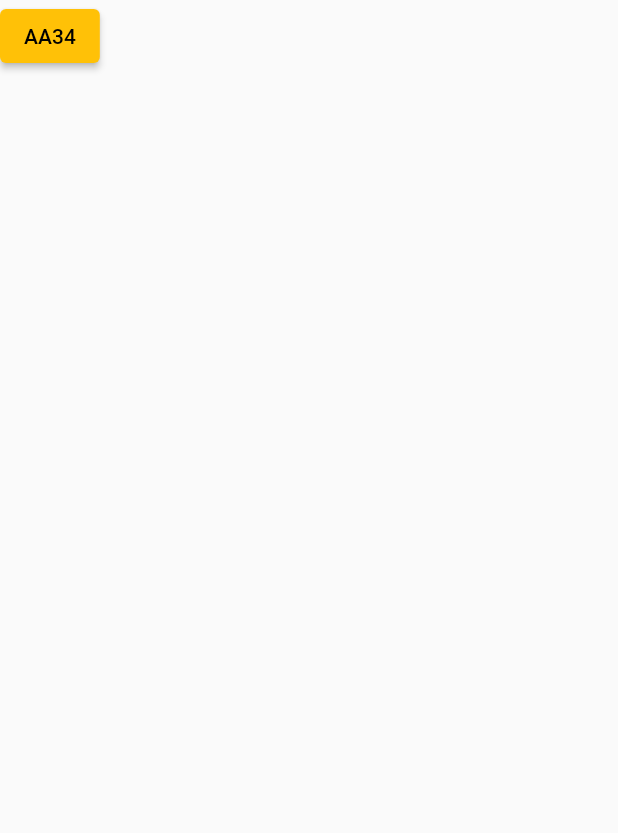
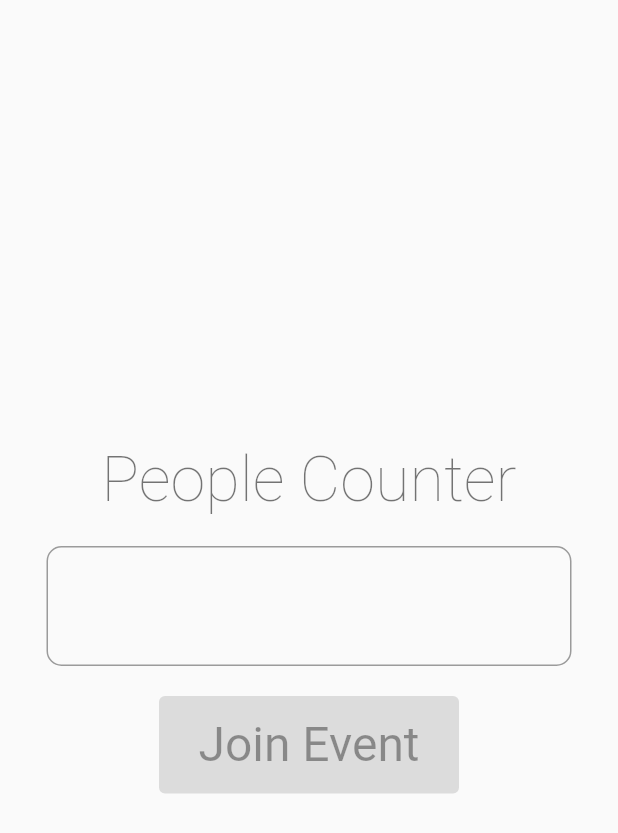
Before and after one commit to ImperialOctopus/people-counter, a Flutter app: the screen it shows after launch, on a phone screen of 412 x 824 dp. Shown: the top 833 px of the screen. Run offline on Flutter 3.47's test engine with Material 2 defaults, Android fonts, the light colour scheme and no system bars; our stand-ins replace cloud_firestore, equatable, firebase_core, flutter_bloc; accounts and stored records are empty.

Commit message:
Add room select screen

```diff
--- a/lib/bloc/room/room_bloc.dart
+++ b/lib/bloc/room/room_bloc.dart
@@ -28,7 +28,7 @@ class RoomBloc extends Bloc<RoomEvent, RoomState> {
 
       yield InRoom(roomService, title, placeNames);
     } catch (e) {
-      yield RoomLoadError(e);
+      yield RoomLoadError();
     }
   }
 }
--- a/lib/bloc/room/room_state.dart
+++ b/lib/bloc/room/room_state.dart
@@ -32,7 +32,7 @@ class InRoom extends RoomState {
 class RoomLoadError extends RoomState {
   final String message;
 
-  const RoomLoadError(this.message);
+  const RoomLoadError([this.message]);
 
   @override
   List<Object> get props => [message];
--- /dev/null
+++ b/lib/config.dart
@@ -0,0 +1,6 @@
+const String appTitle = 'People Counter';
+
+// If false, displays a room code text box to enter the room.
+const bool presetRoom = false;
+// Preset room to join if presetRoom is true.
+const String presetName = 'tring_together';
--- /dev/null
+++ b/lib/extension/lowercase_text_formatter.dart
@@ -0,0 +1,12 @@
+import 'package:flutter/services.dart';
+
+class LowercaseTextFormatter extends TextInputFormatter {
+  @override
+  TextEditingValue formatEditUpdate(
+      TextEditingValue oldValue, TextEditingValue newValue) {
+    return TextEditingValue(
+      text: newValue.text.toLowerCase().replaceAll(' ', ''),
+      selection: newValue.selection,
+    );
+  }
+}
--- a/lib/people_counter_app.dart
+++ b/lib/people_counter_app.dart
@@ -1,9 +1,12 @@
 import 'package:firebase_core/firebase_core.dart';
 import 'package:flutter/material.dart';
 import 'package:flutter_bloc/flutter_bloc.dart';
+import 'package:people_counter/screen/preset_room_screen.dart';
+import 'package:people_counter/screen/room_select_screen.dart';
 
 import 'bloc/room/room_bloc.dart';
-import 'screen/room_select_screen.dart';
+import 'config.dart' as config;
+import 'screen/room_navigator.dart';
 import 'service/database/database_service.dart';
 import 'service/database/firebase_database_service.dart';
 import 'theme/theme.dart';
@@ -26,7 +29,7 @@ class _PeopleCounterAppState extends State<PeopleCounterApp> {
   @override
   Widget build(BuildContext context) {
     return MaterialApp(
-      title: 'Tring Together People Counter',
+      title: config.appTitle,
       theme: themeData,
       home: FutureBuilder(
         future: _initialization,
@@ -88,7 +91,11 @@ class _AppViewState extends State<AppView> {
           child: Navigator(
             pages: [
               MaterialPage(
-                child: RoomSelectScreen(),
+                child: RoomNavigator(
+                  roomSelect: config.presetRoom
+                      ? PresetRoomScreen(roomName: config.presetName)
+                      : RoomSelectScreen(title: config.appTitle),
+                ),
               ),
             ],
             onPopPage: (route, result) => route.didPop(result),
--- a/lib/screen/room_navigator.dart
+++ b/lib/screen/room_navigator.dart
@@ -1,13 +1,19 @@
 import 'package:flutter/material.dart';
 import 'package:flutter_bloc/flutter_bloc.dart';
+import 'package:people_counter/screen/preset_room_screen.dart';
 
 import '../bloc/room/room_bloc.dart';
 import '../bloc/room/room_state.dart';
-import 'room_screen.dart';
+import 'counter_navigator.dart';
 import 'room_select_screen.dart';
 
 class RoomNavigator extends StatelessWidget {
-  final GlobalKey<NavigatorState> navigatorKey = GlobalKey<NavigatorState>();
+  final Widget roomSelect;
+
+  static final GlobalKey<NavigatorState> navigatorKey =
+      GlobalKey<NavigatorState>();
+
+  const RoomNavigator({@required this.roomSelect});
 
   @override
   Widget build(BuildContext context) {
@@ -17,7 +23,7 @@ class RoomNavigator extends StatelessWidget {
         key: navigatorKey,
         pages: [
           MaterialPage(
-            child: RoomSelectScreen(),
+            child: roomSelect,
           ),
         ],
         onPopPage: (route, result) => route.didPop(result),
@@ -29,9 +35,12 @@ class RoomNavigator extends StatelessWidget {
     if (state is InRoom) {
       navigatorKey.currentState.push(
         MaterialPageRoute(
-          builder: (context) => RoomScreen(),
+          builder: (context) => CounterNavigator(state: state),
         ),
       );
     }
+    if (state is OutRoom) {
+      navigatorKey.currentState.pop();
+    }
   }
 }
--- a/lib/screen/room_select_screen.dart
+++ b/lib/screen/room_select_screen.dart
@@ -1,33 +1,89 @@
 import 'package:flutter/material.dart';
 import 'package:flutter_bloc/flutter_bloc.dart';
+import 'package:people_counter/extension/lowercase_text_formatter.dart';
 
 import '../bloc/room/room_bloc.dart';
 import '../bloc/room/room_event.dart';
 import '../bloc/room/room_state.dart';
 
-class RoomSelectScreen extends StatelessWidget {
+class RoomSelectScreen extends StatefulWidget {
+  final String title;
+
+  const RoomSelectScreen({@required this.title});
+
+  @override
+  _RoomSelectScreenState createState() => _RoomSelectScreenState();
+}
+
+class _RoomSelectScreenState extends State<RoomSelectScreen> {
+  final roomCodeController = TextEditingController();
+  bool _submitEnabled = false;
+
+  @override
+  void dispose() {
+    roomCodeController.dispose();
+    super.dispose();
+  }
+
   @override
   Widget build(BuildContext context) {
     return Scaffold(
-      body: BlocBuilder<RoomBloc, RoomState>(builder: (context, state) {
-        if (state is LoadingRoom) {
-          return Center(child: CircularProgressIndicator());
-        }
-        if (state is OutRoom) {
-          return Column(
-            children: [
-              ElevatedButton(
-                child: Text('AA34'),
-                onPressed: () {
-                  BlocProvider.of<RoomBloc>(context)
-                      .add(EnterRoomEvent('test_room'));
-                },
-              ),
-            ],
-          );
-        }
-        return Center(child: Text('Error loading bloc. Please restart.'));
-      }),
+      body: Padding(
+        padding: EdgeInsets.symmetric(vertical: 48),
+        child: Center(
+          child: BlocBuilder<RoomBloc, RoomState>(
+            builder: (context, state) => Column(
+              mainAxisAlignment: MainAxisAlignment.center,
+              children: [
+                Text(
+                  widget.title,
+                  textAlign: TextAlign.center,
+                  style: Theme.of(context).textTheme.headline1,
+                ),
+                Container(height: 20),
+                Container(
+                  width: 350,
+                  child: TextFormField(
+                    controller: roomCodeController,
+                    decoration: InputDecoration(
+                      border: OutlineInputBorder(
+                        borderRadius: BorderRadius.circular(10.0),
+                        borderSide: BorderSide(),
+                      ),
+                    ),
+                    textAlign: TextAlign.center,
+                    inputFormatters: [
+                      LowercaseTextFormatter(),
+                    ],
+                    maxLines: null,
+                    style: Theme.of(context).textTheme.headline4,
+                    onChanged: (string) =>
+                        setState(() => _submitEnabled = (string != '')),
+                  ),
+                ),
+                if (state is RoomLoadError) Container(height: 20),
+                if (state is RoomLoadError)
+                  Text(
+                    'failed to join event',
+                    style: Theme.of(context).textTheme.headline4,
+                  ),
+                Container(height: 20),
+                (state is LoadingRoom || state is InRoom)
+                    ? CircularProgressIndicator()
+                    : ElevatedButton(
+                        child: Text('Join Event'),
+                        onPressed: _submitEnabled
+                            ? () {
+                                BlocProvider.of<RoomBloc>(context).add(
+                                    EnterRoomEvent(roomCodeController.text));
+                              }
+                            : null,
+                      ),
+              ],
+            ),
+          ),
+        ),
+      ),
     );
   }
 }
--- a/lib/theme/theme.dart
+++ b/lib/theme/theme.dart
@@ -16,4 +16,17 @@ final themeData = ThemeData(
   // the app on. For desktop platforms, the controls will be smaller and
   // closer together (more dense) than on mobile platforms.
   visualDensity: VisualDensity.adaptivePlatformDensity,
+
+  textTheme: TextTheme(
+    headline1: TextStyle(fontSize: 42),
+    headline2: TextStyle(fontSize: 24, fontWeight: FontWeight.w500),
+  ),
+
+  elevatedButtonTheme: ElevatedButtonThemeData(
+    style: ElevatedButton.styleFrom(
+      //primary: Color.fromARGB(255, 181, 51, 70),
+      textStyle: TextStyle(fontSize: 32),
+      minimumSize: Size(200, 65),
+    ),
+  ),
 );
```
Also changed, not shown: lib/screen/counter_location_select.dart (added, +87 -0 lines), lib/screen/counter_navigator.dart (added, +27 -0 lines), lib/screen/counter_screen.dart (+11 -15 lines), lib/screen/preset_room_screen.dart (added, +13 -0 lines), lib/screen/room_screen.dart (deleted, +0 -90 lines), lib/service/room/firebase_room_service.dart (+10 -4 lines), 1 other file.
